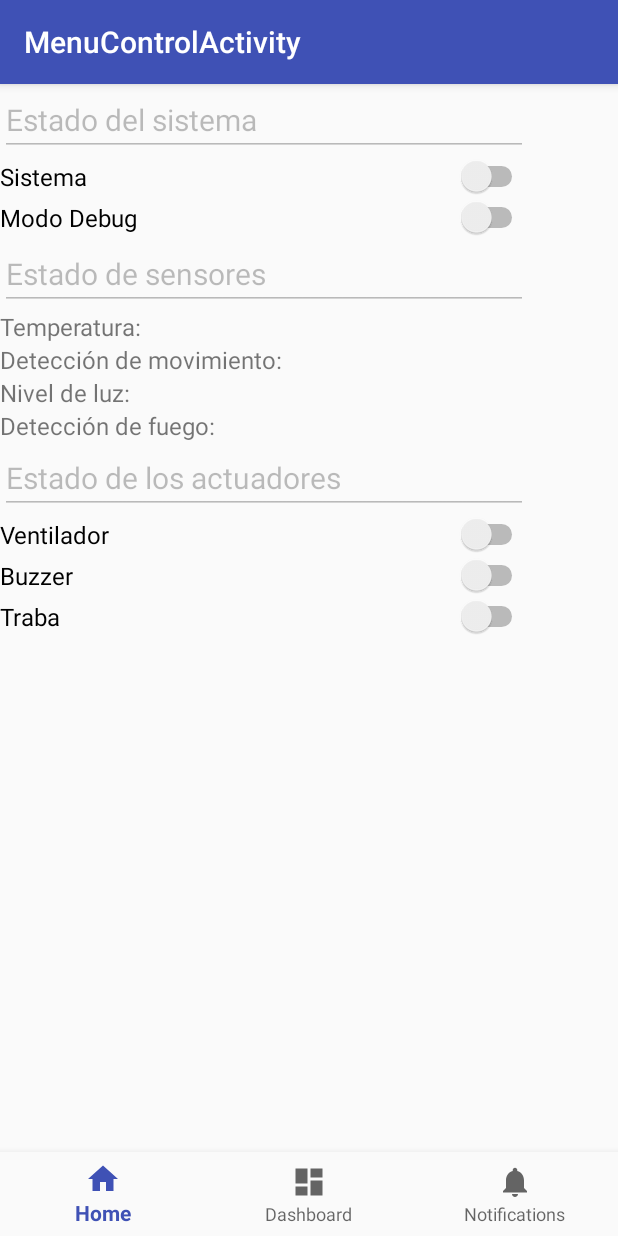
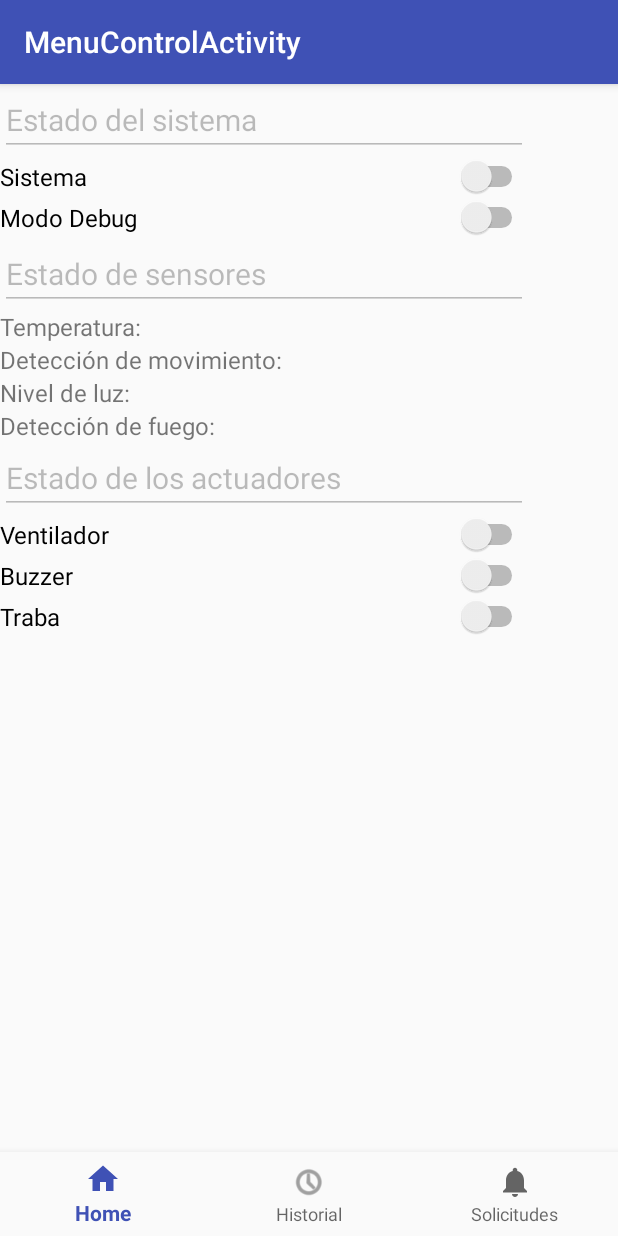
Before and after one commit to SandroSD/selfieHouseSOA, an Android app: the MenuControlActivity screen opened directly, with no data from a screen before it, on a phone screen of 412 x 824 dp. Run offline under Robolectric (Android 15) with nearby library versions, the phone set to English and light mode, and no system bars; 1 statement that could not run was skipped.

Commit message:
Cambios en clase
Bloqueo de rotacion de pantalla en todas las actividades.
Cantidad de solicitudes de acceso y apertura de popup.
Falta darle un poco de forma.

```diff
--- a/Android/app/selfieHouse/app/src/main/AndroidManifest.xml
+++ b/Android/app/selfieHouse/app/src/main/AndroidManifest.xml
@@ -5,8 +5,10 @@
     <!-- To auto-complete the email text field in the login form with the user's emails -->
     <uses-permission android:name="android.permission.GET_ACCOUNTS" />
     <uses-permission android:name="android.permission.READ_PROFILE" />
+    <!-- PARA GPS -->
     <uses-permission android:name="android.permission.INTERNET" />
-
+    <uses-permission android:name="android.permission.ACCESS_FINE_LOCATION" />
+    <uses-permission android:name="android.permission.ACCESS_COARSE_LOCATION" />
     <application
         android:allowBackup="true"
         android:icon="@mipmap/ic_launcher"
--- a/Android/app/selfieHouse/app/src/main/java/com/selfiehouse/selfiehouse/AccesoActivity.java
+++ b/Android/app/selfieHouse/app/src/main/java/com/selfiehouse/selfiehouse/AccesoActivity.java
@@ -1,6 +1,7 @@
 package com.selfiehouse.selfiehouse;
 
 import android.content.Intent;
+import android.content.pm.ActivityInfo;
 import android.support.design.widget.BottomNavigationView;
 import android.support.v7.app.AppCompatActivity;
 import android.os.Bundle;
@@ -26,6 +27,7 @@ public class AccesoActivity extends AppCompatActivity {
 
     @Override
     protected void onCreate(Bundle savedInstanceState) {
+        setRequestedOrientation(ActivityInfo.SCREEN_ORIENTATION_PORTRAIT);      // No permite que la activity se adapte a la rotacion de pantalla
         super.onCreate(savedInstanceState);
         setContentView(R.layout.activity_acceso);
 
--- a/Android/app/selfieHouse/app/src/main/java/com/selfiehouse/selfiehouse/ControlActivity.java
+++ b/Android/app/selfieHouse/app/src/main/java/com/selfiehouse/selfiehouse/ControlActivity.java
@@ -1,5 +1,6 @@
 package com.selfiehouse.selfiehouse;
 
+import android.content.pm.ActivityInfo;
 import android.support.v7.app.AppCompatActivity;
 import android.os.Bundle;
 
@@ -7,6 +8,7 @@ public class ControlActivity extends AppCompatActivity {
 
     @Override
     protected void onCreate(Bundle savedInstanceState) {
+        setRequestedOrientation(ActivityInfo.SCREEN_ORIENTATION_PORTRAIT);      // No permite que la activity se adapte a la rotacion de pantalla
         super.onCreate(savedInstanceState);
         setContentView(R.layout.activity_control);
     }
--- a/Android/app/selfieHouse/app/src/main/java/com/selfiehouse/selfiehouse/MainActivity.java
+++ b/Android/app/selfieHouse/app/src/main/java/com/selfiehouse/selfiehouse/MainActivity.java
@@ -1,6 +1,7 @@
 package com.selfiehouse.selfiehouse;
 
 import android.content.Intent;
+import android.content.pm.ActivityInfo;
 import android.support.v7.app.AppCompatActivity;
 import android.os.Bundle;
 import android.view.View;
@@ -11,6 +12,7 @@ public class MainActivity extends AppCompatActivity {
     Button button_Cfg,button_Acc, button_SAcc, button_Ctrl;
     @Override
     protected void onCreate(Bundle savedInstanceState) {
+        setRequestedOrientation(ActivityInfo.SCREEN_ORIENTATION_PORTRAIT);      // No permite que la activity se adapte a la rotacion de pantalla
         super.onCreate(savedInstanceState);
         setContentView(R.layout.activity_main);
 
--- a/Android/app/selfieHouse/app/src/main/java/com/selfiehouse/selfiehouse/MenuControlActivity.java
+++ b/Android/app/selfieHouse/app/src/main/java/com/selfiehouse/selfiehouse/MenuControlActivity.java
@@ -1,9 +1,16 @@
 package com.selfiehouse.selfiehouse;
 
+import android.content.DialogInterface;
+import android.content.pm.ActivityInfo;
 import android.os.Bundle;
 import android.support.annotation.NonNull;
+import android.support.design.internal.NavigationMenu;
 import android.support.design.widget.BottomNavigationView;
+import android.support.design.widget.NavigationView;
+import android.support.v4.widget.DrawerLayout;
+import android.support.v7.app.AlertDialog;
 import android.support.v7.app.AppCompatActivity;
+import android.view.Menu;
 import android.view.MenuItem;
 import android.widget.CompoundButton;
 import android.widget.EditText;
@@ -30,6 +37,7 @@ import retrofit2.converter.gson.GsonConverterFactory;
 public class MenuControlActivity extends AppCompatActivity implements Constantes {
 
     private TextView mTextMessage;
+    private MenuItem cantidadDeSolicitudes;
     Switch switchSistema, switchDEBUG, switchBuzzer, switchVentilador, switchTraba;
 
     private BottomNavigationView.OnNavigationItemSelectedListener mOnNavigationItemSelectedListener
@@ -56,6 +64,8 @@ public class MenuControlActivity extends AppCompatActivity implements Constantes
 
     @Override
     protected void onCreate(Bundle savedInstanceState) {
+        //getActionBar().setIcon(R.drawable.my_icon);
+        setRequestedOrientation(ActivityInfo.SCREEN_ORIENTATION_PORTRAIT);      // No permite que la activity se adapte a la rotacion de pantalla
         super.onCreate(savedInstanceState);
         setContentView(R.layout.activity_menu_control);
         final Retrofit retrofit = new Retrofit.Builder()
@@ -73,8 +83,8 @@ public class MenuControlActivity extends AppCompatActivity implements Constantes
         mEdit.setEnabled(false);
 
         mTextMessage = (TextView) findViewById(R.id.message);
-        BottomNavigationView navigation = (BottomNavigationView) findViewById(R.id.navigation);
-        navigation.setOnNavigationItemSelectedListener(mOnNavigationItemSelectedListener);
+        final BottomNavigationView[] navigation = {(BottomNavigationView) findViewById(R.id.navigation)};
+        navigation[0].setOnNavigationItemSelectedListener(mOnNavigationItemSelectedListener);
 
         /* Seteo los estados iniciales de los botones switch */
 
@@ -386,5 +396,45 @@ public class MenuControlActivity extends AppCompatActivity implements Constantes
                 }
             }
         });
+
+
+        /* Obtengo la cantidad de solicitudes*/
+        AccesoSolicitudService servicioSolicitudAcceso = retrofit.create(AccesoSolicitudService.class);
+        Call<List<AccesoSolicitud>> serviciosCall = servicioSolicitudAcceso.getAccesoSolicitud(true);
+        serviciosCall.enqueue(new Callback<List<AccesoSolicitud>>() {
+            @Override
+            public void onResponse(Call<List<AccesoSolicitud>> call, Response<List<AccesoSolicitud>> response) {
+
+                List<AccesoSolicitud> as = response.body();
+                //cantidadDeSolicitudes = (TextView) findViewById(R.id.textCantidadDeSolicitudes);
+                //cantidadDeSolicitudes.setText("Solicitudes: "+as.size());
+
+                AlertDialog.Builder alertDialogBuilder = new AlertDialog.Builder(MenuControlActivity.this);
+
+                final EditText et = new EditText(MenuControlActivity.this);
+
+                // set prompts.xml to alertdialog builder
+                alertDialogBuilder.setView(et);
+
+                // set dialog message
+                alertDialogBuilder.setCancelable(false).setPositiveButton("OK", new DialogInterface.OnClickListener() {
+                    public void onClick(DialogInterface dialog, int id) {
+                    }
+                });
+
+                // create alert dialog
+                AlertDialog alertDialog = alertDialogBuilder.create();
+                // show it
+                alertDialog.show();
+                System.out.println("Solicitudes ( "+as.size()+")");
+              //  cantidadDeSolicitudes.setTitle("Solicitudes ( "+as.size()+")");
+                //cantidadDeSolicitudes.setText("Solicitudes ( "+as.size()+")");
+            }
+
+            @Override
+            public void onFailure(Call<List<AccesoSolicitud>> call, Throwable throwable) {
+                System.out.println("Error: "+throwable.getMessage());
+            }
+        });
     }
 }
--- a/Android/app/selfieHouse/app/src/main/res/menu/navigation.xml
+++ b/Android/app/selfieHouse/app/src/main/res/menu/navigation.xml
@@ -8,12 +8,12 @@
 
     <item
         android:id="@+id/navigation_dashboard"
-        android:icon="@drawable/ic_dashboard_black_24dp"
-        android:title="@string/title_dashboard" />
+        android:icon="@android:drawable/ic_menu_recent_history"
+        android:title="@string/title_historial" />
 
     <item
         android:id="@+id/navigation_notifications"
         android:icon="@drawable/ic_notifications_black_24dp"
-        android:title="@string/title_notifications" />
+        android:title="@string/title_solicitudes" />
 
 </menu>
--- a/Android/app/selfieHouse/app/src/main/res/values/strings.xml
+++ b/Android/app/selfieHouse/app/src/main/res/values/strings.xml
@@ -19,4 +19,6 @@
     <string name="title_home">Home</string>
     <string name="title_dashboard">Dashboard</string>
     <string name="title_notifications">Notifications</string>
+    <string name="title_historial">Historial</string>
+    <string name="title_solicitudes">Solicitudes</string>
 </resources>
```
Also changed, not shown: Android/app/selfieHouse/app/src/main/java/com/selfiehouse/selfiehouse/Clases/AccesoSolicitud.java (+1 -10 lines), Android/app/selfieHouse/app/src/main/res/layout/activity_solicitar_acceso.xml (+7 -0 lines), Android/app/selfieHouse/app/src/main/res/layout/notificacion.xml (added, +99 -0 lines).
